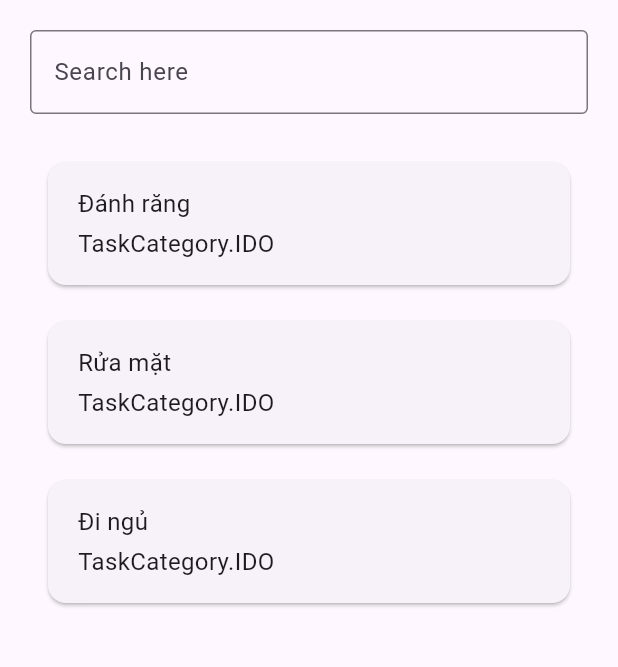
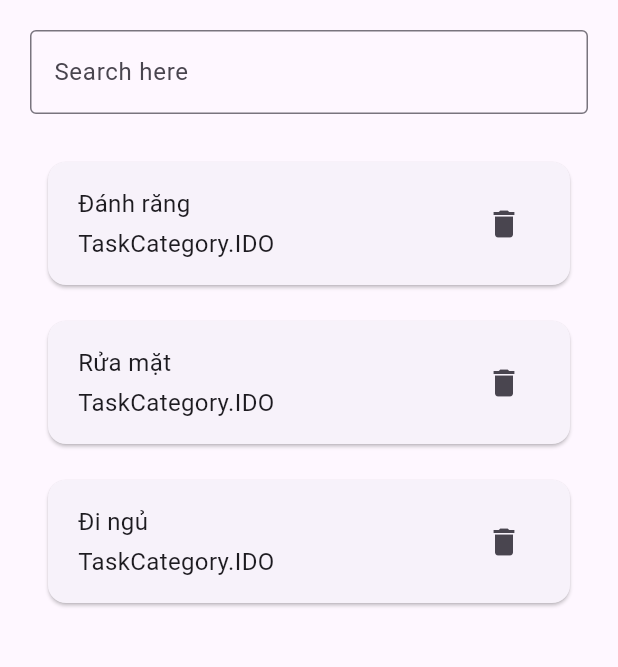
Before and after one commit to MiconJ/flutter-todo-app, a Flutter app: the screen it shows after launch, on a phone screen of 412 x 824 dp, the part 84-751 px from its top. Run offline on Flutter 3.47's test engine with Material 3 defaults, Android fonts, the phone set to English and light mode, and no system bars.

Commit message:
using AI to style widget

```diff
--- a/lib/main.dart
+++ b/lib/main.dart
@@ -1,5 +1,5 @@
 import 'package:flutter/material.dart';
-import 'package:todo_app/my_app.dart';
+import 'package:todo_app/widgets/my_app.dart';
 
 void main() {
   runApp(MaterialApp(
--- a/lib/my_app.dart
+++ b/lib/widgets/my_app.dart
@@ -69,6 +69,12 @@ class _MyAppState extends State<MyApp> {
     );
   }
 
+  void onDeleteTask(index) {
+    setState(() {
+      _registeredTasks.removeAt(index);
+    });
+  }
+
   @override
   Widget build(BuildContext context) {
     final List<Task> filteredTasks = _getFilteredTasks();
@@ -78,7 +84,10 @@ class _MyAppState extends State<MyApp> {
     );
 
     if (filteredTasks.isNotEmpty) {
-      mainContent = TaskList(tasks: filteredTasks);
+      mainContent = TaskList(
+        tasks: filteredTasks,
+        onDeleteTask: onDeleteTask,
+      );
     }
 
     return MaterialApp(
--- a/lib/widgets/task_item.dart
+++ b/lib/widgets/task_item.dart
@@ -2,20 +2,22 @@ import 'package:todo_app/models/task.dart';
 import 'package:flutter/material.dart';
 
 class TaskItem extends StatelessWidget {
-  const TaskItem({super.key, required this.task});
+  const TaskItem({super.key, required this.task, required this.onIconPressed});
+
   final Task task;
+  final VoidCallback onIconPressed;
 
   @override
   Widget build(BuildContext context) {
     return Card(
-      margin: const EdgeInsets.symmetric(
-          vertical: 8, horizontal: 16),
+      margin: const EdgeInsets.symmetric(vertical: 8, horizontal: 16),
       child: Padding(
-        padding: const EdgeInsets.symmetric(
-          horizontal: 20,
-          vertical: 16,
-        ),
-        child: Column(
+        padding: const EdgeInsets.symmetric(horizontal: 20, vertical: 16),
+        child: Row(
+          mainAxisAlignment:
+              MainAxisAlignment.spaceBetween, // Đặt các widget ở hai đầu
+          children: [
+            Column(
               crossAxisAlignment: CrossAxisAlignment.start,
               children: [
                 Text(
@@ -35,6 +37,12 @@ class TaskItem extends StatelessWidget {
                 ),
               ],
             ),
+            IconButton(
+              icon: const Icon(Icons.delete),
+              onPressed: onIconPressed,
+            ),
+          ],
+        ),
       ),
     );
   }
--- a/lib/widgets/task_list.dart
+++ b/lib/widgets/task_list.dart
@@ -4,17 +4,21 @@ import 'package:todo_app/widgets/task_item.dart';
 
 class TaskList extends StatelessWidget {
   final List<Task> tasks;
+  final Function(Task) onDeleteTask;
 
-  const TaskList({Key? key, required this.tasks}) : super(key: key);
+  const TaskList({Key? key, required this.tasks, required this.onDeleteTask})
+      : super(key: key);
 
   @override
   Widget build(BuildContext context) {
     return ListView.builder(
       itemCount: tasks.length,
       itemBuilder: (ctx, index) => Container(
-        margin: const EdgeInsets.symmetric(
-            vertical: 4, horizontal: 16), // Thêm margin
-        child: TaskItem(task: tasks[index]),
+        margin: const EdgeInsets.symmetric(vertical: 4, horizontal: 16),
+        child: TaskItem(
+          task: tasks[index],
+          onIconPressed: () => onDeleteTask(tasks[index]),
+        ),
       ),
     );
   }
```
Also changed, not shown: lib/widgets/add_new_task.dart (+14 -88 lines). Lines whose indentation alone changed are shown as unchanged.
